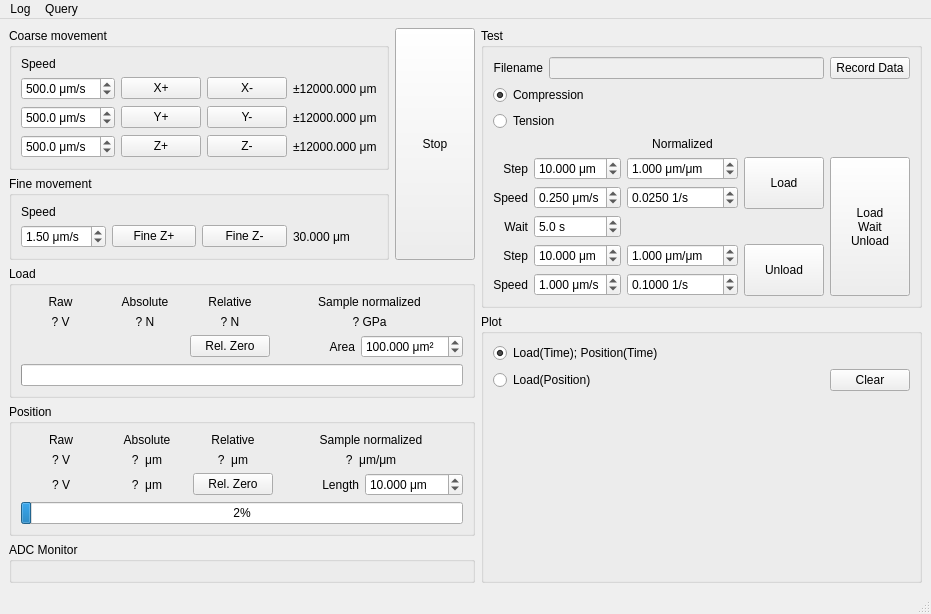
Qt form python/src/MicroDeform/main_window.ui (jove1/MicroDeform) before a commit.
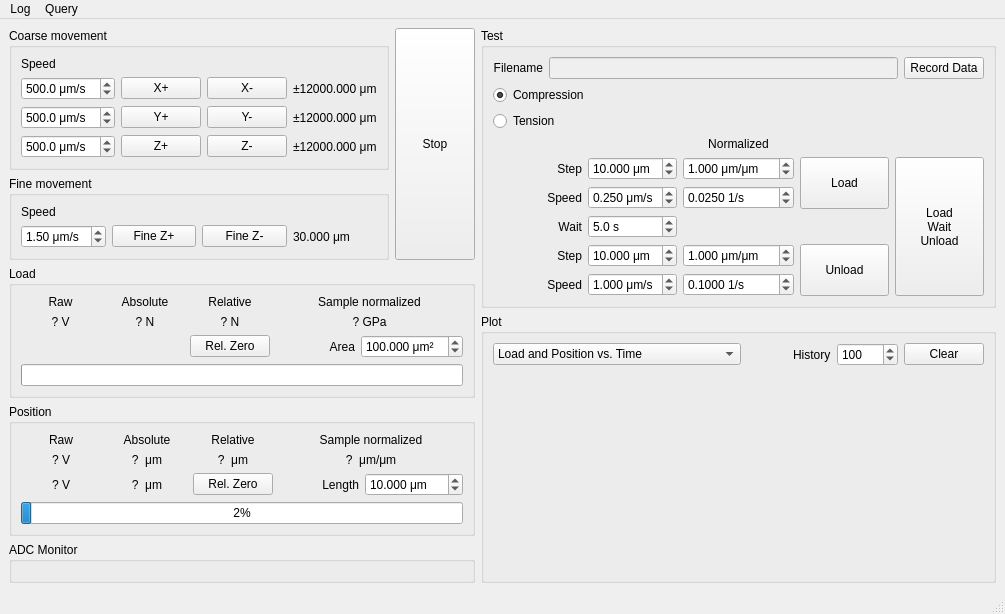
The same form after that commit. Custom widgets are drawn as their Qt base class.

Commit message: Add plots with spring constant compensation

Diff of the .ui file:
```diff
--- a/python/src/MicroDeform/main_window.ui
+++ b/python/src/MicroDeform/main_window.ui
@@ -345,36 +345,30 @@
         </property>
         <layout class="QGridLayout" name="gridLayout_5">
          <item row="0" column="0">
-          <widget class="QRadioButton" name="PlotTime">
-           <property name="text">
-            <string>Load(Time); Position(Time)</string>
-           </property>
-           <property name="checked">
-            <bool>true</bool>
-           </property>
+          <widget class="QComboBox" name="PlotType">
+           <item>
+            <property name="text">
+             <string>Load and Position vs. Time</string>
+            </property>
+           </item>
+           <item>
+            <property name="text">
+             <string>Load and Position-Load/Spring vs. Time</string>
+            </property>
+           </item>
+           <item>
+            <property name="text">
+             <string>Load vs. Position</string>
+            </property>
+           </item>
+           <item>
+            <property name="text">
+             <string>Load vs. Position-Load/Spring</string>
+            </property>
+           </item>
           </widget>
          </item>
-         <item row="1" column="0">
-          <widget class="QRadioButton" name="PlotXY">
-           <property name="sizePolicy">
-            <sizepolicy hsizetype="Expanding" vsizetype="Fixed">
-             <horstretch>0</horstretch>
-             <verstretch>0</verstretch>
-            </sizepolicy>
-           </property>
-           <property name="text">
-            <string>Load(Position)</string>
-           </property>
-          </widget>
-         </item>
-         <item row="1" column="1">
-          <widget class="QPushButton" name="PlotClear">
-           <property name="text">
-            <string>Clear</string>
-           </property>
-          </widget>
-         </item>
-         <item row="3" column="0" colspan="2">
+         <item row="2" column="0" colspan="5">
           <widget class="QStackedWidget" name="stackedWidget">
            <property name="currentIndex">
             <number>0</number>
@@ -383,6 +377,49 @@
            <widget class="PlotWidget" name="plotXY"/>
           </widget>
          </item>
+         <item row="0" column="4">
+          <widget class="QPushButton" name="PlotClear">
+           <property name="text">
+            <string>Clear</string>
+           </property>
+          </widget>
+         </item>
+         <item row="0" column="2">
+          <widget class="QLabel" name="label_7">
+           <property name="text">
+            <string>History</string>
+           </property>
+          </widget>
+         </item>
+         <item row="0" column="3">
+          <widget class="QSpinBox" name="History">
+           <property name="minimum">
+            <number>1</number>
+           </property>
+           <property name="maximum">
+            <number>10000</number>
+           </property>
+           <property name="stepType">
+            <enum>QAbstractSpinBox::AdaptiveDecimalStepType</enum>
+           </property>
+           <property name="value">
+            <number>100</number>
+           </property>
+          </widget>
+         </item>
+         <item row="0" column="1">
+          <spacer name="horizontalSpacer">
+           <property name="orientation">
+            <enum>Qt::Horizontal</enum>
+           </property>
+           <property name="sizeHint" stdset="0">
+            <size>
+             <width>40</width>
+             <height>20</height>
+            </size>
+           </property>
+          </spacer>
+         </item>
         </layout>
        </widget>
       </item>
@@ -923,7 +960,7 @@
     <rect>
      <x>0</x>
      <y>0</y>
-     <width>1021</width>
+     <width>1120</width>
      <height>22</height>
     </rect>
    </property>
```
The commit also changes 3 other files.
